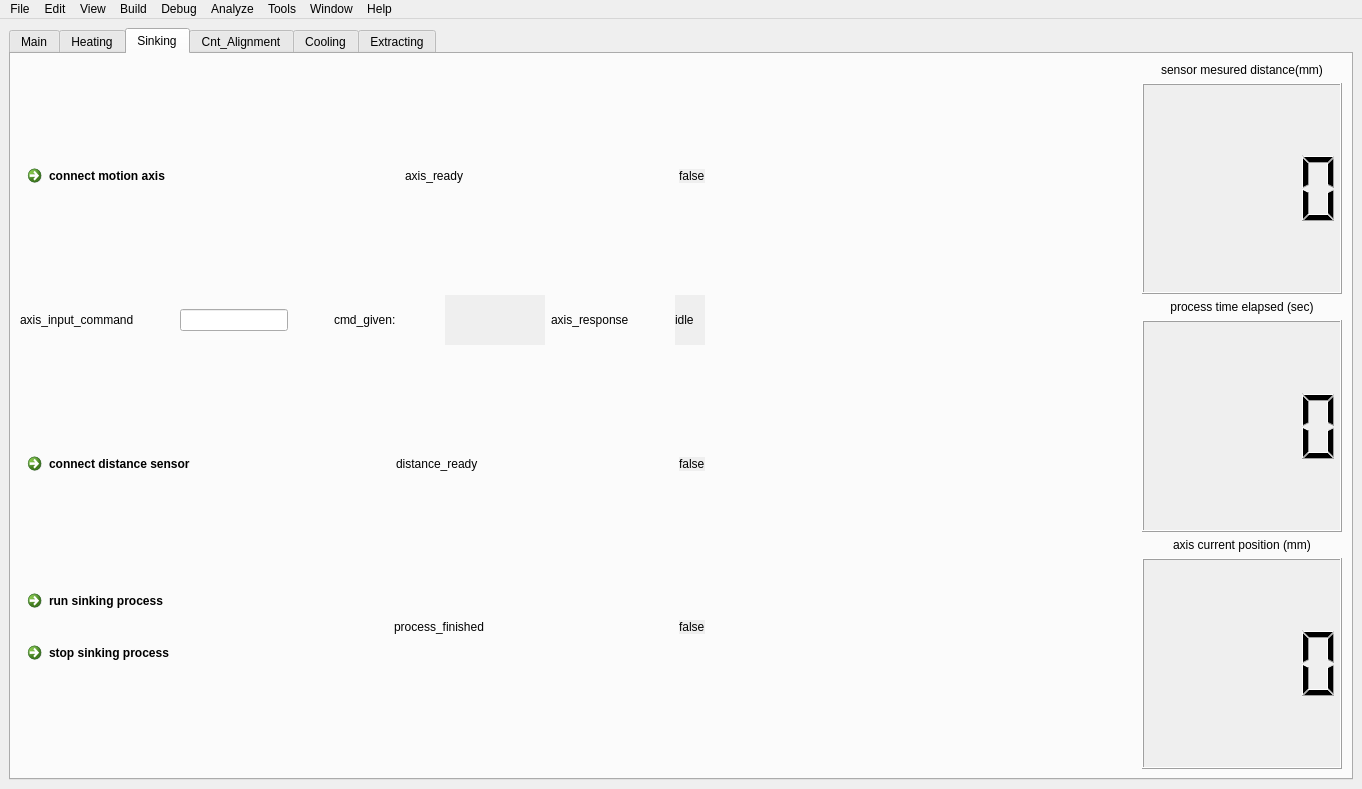
theion-batteries/soft_wgm_user_interface_qt_cpp, file src/app/mainwindow.ui: the form before one commit.
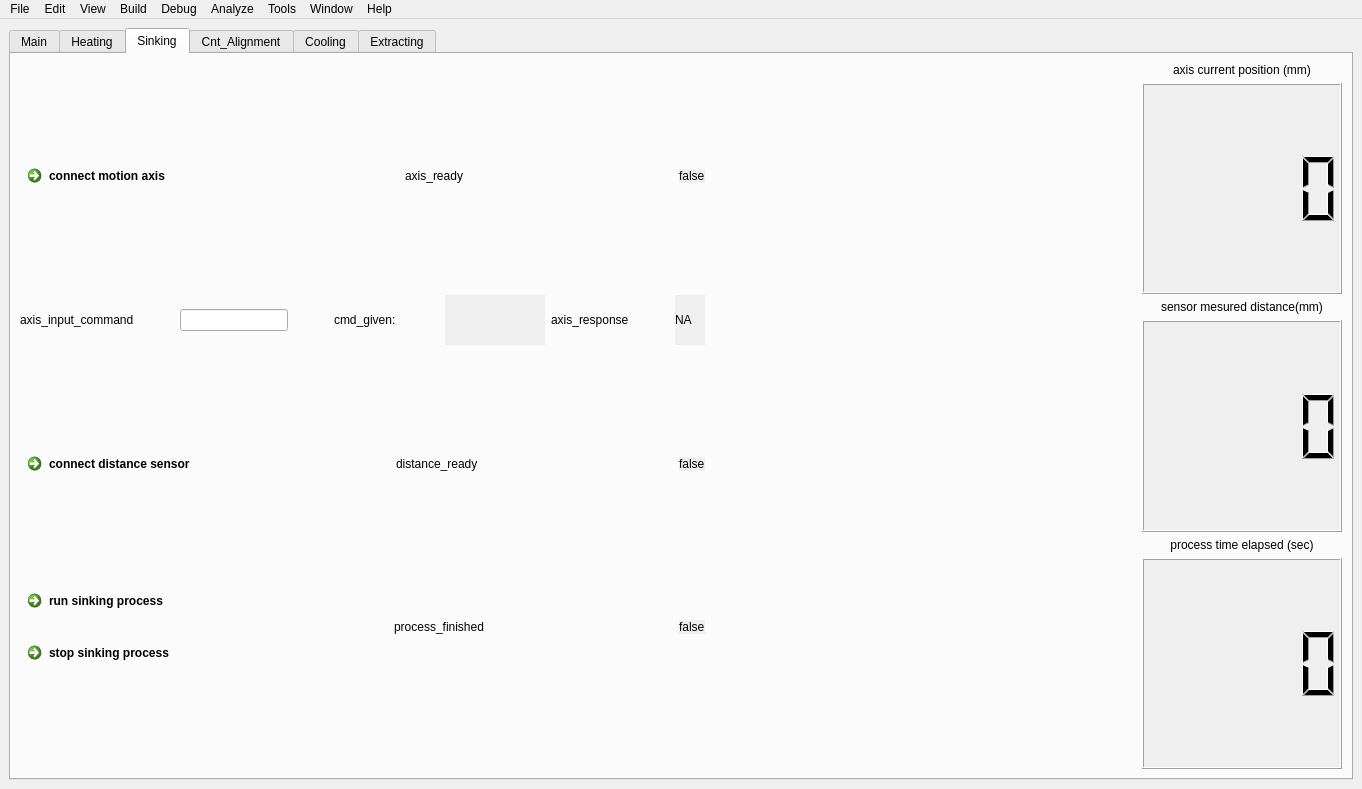
The form after the commit. Icons and pictures are not drawn.

Patch:
```diff
--- a/src/app/mainwindow.ui
+++ b/src/app/mainwindow.ui
@@ -506,7 +506,7 @@
                  <bool>true</bool>
                 </property>
                 <property name="text">
-                 <string>idle</string>
+                 <string>NA</string>
                 </property>
                </widget>
               </item>
@@ -719,6 +719,60 @@
             <item>
              <layout class="QVBoxLayout" name="verticalLayout_2">
               <item>
+               <widget class="QLabel" name="label_6">
+                <property name="sizePolicy">
+                 <sizepolicy hsizetype="Fixed" vsizetype="Fixed">
+                  <horstretch>0</horstretch>
+                  <verstretch>0</verstretch>
+                 </sizepolicy>
+                </property>
+                <property name="maximumSize">
+                 <size>
+                  <width>500</width>
+                  <height>16777215</height>
+                 </size>
+                </property>
+                <property name="text">
+                 <string>axis current position (mm)</string>
+                </property>
+                <property name="alignment">
+                 <set>Qt::AlignCenter</set>
+                </property>
+               </widget>
+              </item>
+              <item>
+               <widget class="QLCDNumber" name="sink_axis_pos">
+                <property name="sizePolicy">
+                 <sizepolicy hsizetype="Fixed" vsizetype="Fixed">
+                  <horstretch>0</horstretch>
+                  <verstretch>0</verstretch>
+                 </sizepolicy>
+                </property>
+                <property name="minimumSize">
+                 <size>
+                  <width>100</width>
+                  <height>100</height>
+                 </size>
+                </property>
+                <property name="maximumSize">
+                 <size>
+                  <width>450</width>
+                  <height>450</height>
+                 </size>
+                </property>
+                <property name="acceptDrops">
+                 <bool>false</bool>
+                </property>
+                <property name="autoFillBackground">
+                 <bool>true</bool>
+                </property>
+               </widget>
+              </item>
+             </layout>
+            </item>
+            <item>
+             <layout class="QVBoxLayout" name="verticalLayout_3">
+              <item>
                <widget class="QLabel" name="label_2">
                 <property name="sizePolicy">
                  <sizepolicy hsizetype="Fixed" vsizetype="Fixed">
@@ -824,60 +878,6 @@
               </item>
              </layout>
             </item>
-            <item>
-             <layout class="QVBoxLayout" name="verticalLayout_7">
-              <item>
-               <widget class="QLabel" name="label_6">
-                <property name="sizePolicy">
-                 <sizepolicy hsizetype="Fixed" vsizetype="Fixed">
-                  <horstretch>0</horstretch>
-                  <verstretch>0</verstretch>
-                 </sizepolicy>
-                </property>
-                <property name="maximumSize">
-                 <size>
-                  <width>500</width>
-                  <height>16777215</height>
-                 </size>
-                </property>
-                <property name="text">
-                 <string>axis current position (mm)</string>
-                </property>
-                <property name="alignment">
-                 <set>Qt::AlignCenter</set>
-                </property>
-               </widget>
-              </item>
-              <item>
-               <widget class="QLCDNumber" name="sink_axis_pos">
-                <property name="sizePolicy">
-                 <sizepolicy hsizetype="Fixed" vsizetype="Fixed">
-                  <horstretch>0</horstretch>
-                  <verstretch>0</verstretch>
-                 </sizepolicy>
-                </property>
-                <property name="minimumSize">
-                 <size>
-                  <width>100</width>
-                  <height>100</height>
-                 </size>
-                </property>
-                <property name="maximumSize">
-                 <size>
-                  <width>450</width>
-                  <height>450</height>
-                 </size>
-                </property>
-                <property name="acceptDrops">
-                 <bool>false</bool>
-                </property>
-                <property name="autoFillBackground">
-                 <bool>true</bool>
-                </property>
-               </widget>
-              </item>
-             </layout>
-            </item>
            </layout>
           </item>
          </layout>
```
Left out of the diff: 2 changed lines with no effect on the pictures.
